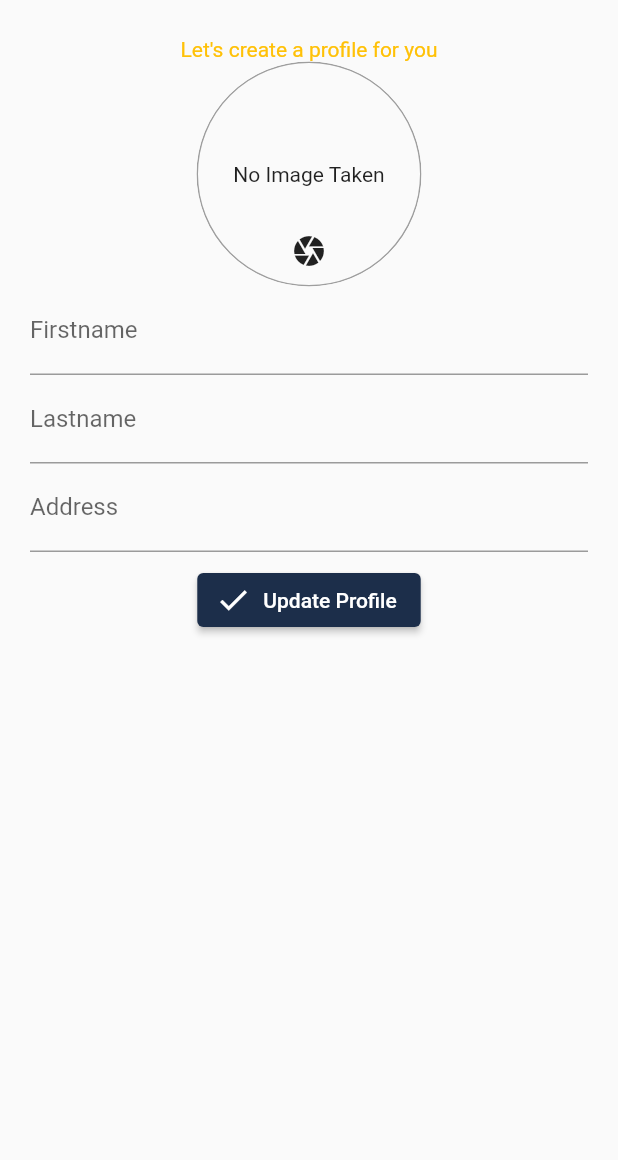
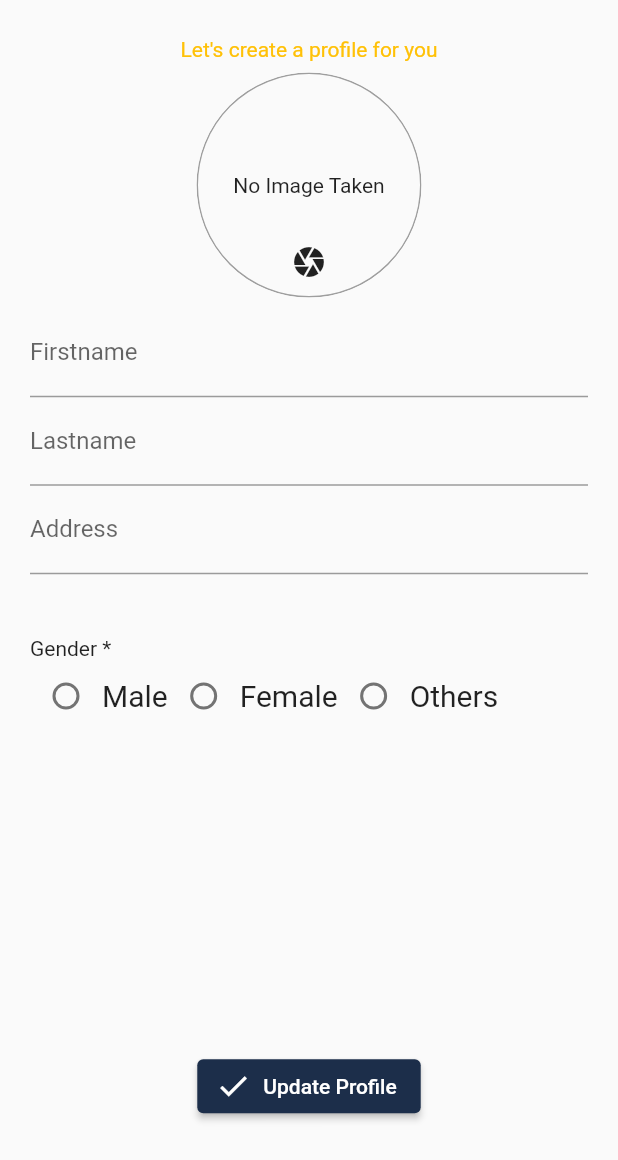
Before and after one commit to sagarpaudell/odyssey, a Flutter app: the EditProfilePage screen opened by its route, on a phone screen of 412 x 824 dp. Shown: the top 1160 px of the screen. Run offline on Flutter 3.47's test engine with Material 2 defaults, Android fonts, the phone set to English and light mode, and no system bars; our stand-ins replace font_awesome_flutter, image_picker; missing offline and left inert: image_picker_for_web.

Commit message:
gender selection and dynamic profile works:

```diff
--- a/odyssey/lib/main.dart
+++ b/odyssey/lib/main.dart
@@ -61,7 +61,7 @@ class _MyAppState extends State<MyApp> {
                       fontFamily: 'Mulish'),
                 ),
           ),
-          home: auth.isAuth ? FeedsPage() : AuthPage(),
+          home: auth.isAuth ? FeedsPage() : EditProfilePage(),
           routes: {
             AuthPage.routeName: (ctx) => AuthPage(),
             FeedsPage.routeName: (ctx) => FeedsPage(),
--- a/odyssey/lib/pages/edit_profile_page.dart
+++ b/odyssey/lib/pages/edit_profile_page.dart
@@ -4,11 +4,12 @@ import '../providers/auth.dart';
 import '../widgets/dp_input.dart';
 import 'dart:io';
 
-enum gender {
+enum Gender {
   male,
   female,
-  rather_not_say,
+  others,
 }
+Gender gender;
 
 class EditProfilePage extends StatefulWidget {
   static const routeName = '/edit-profile';
@@ -29,8 +30,49 @@ class _EditProfilePageState extends State<EditProfilePage> {
     'address': '',
     'gender': '',
   };
+
+  String get genderText {
+    switch (gender) {
+      case Gender.male:
+        return 'male';
+        break;
+      case Gender.female:
+        return 'female';
+        break;
+      case Gender.others:
+        return 'others';
+        break;
+      default:
+        return 'Unknown';
+    }
+  }
+
   void _selectImage(File pickedImg) {
     _pickedImage = pickedImg;
+  }
+
+  Widget genderRadio(String title, Gender genderVal) {
+    return Row(
+      mainAxisAlignment: MainAxisAlignment.start,
+      children: [
+        Radio<Gender>(
+          value: genderVal,
+          groupValue: gender,
+          activeColor: Theme.of(context).primaryColor,
+          onChanged: (Gender value) {
+            setState(() {
+              gender = value;
+              print(genderText);
+            });
+          },
+        ),
+        Text(
+          title,
+          maxLines: 1,
+          style: TextStyle(fontSize: 20),
+        ),
+      ],
+    );
   }
 
   @override
@@ -47,20 +89,28 @@ class _EditProfilePageState extends State<EditProfilePage> {
       print('svsfvs');
       return;
     }
+    if (gender == null) {
+      print('Null gender');
+      return;
+    }
+    _profileData['gender'] = genderText;
+
     _form.currentState.save();
+
     setState(() {});
   }
 
   @override
   Widget build(BuildContext context) {
     final authData = Provider.of<Auth>(context, listen: false);
-    final deviceSize = MediaQuery.of(context).size.height;
+    Size deviceSize = MediaQuery.of(context).size;
     return Scaffold(
-      body: SingleChildScrollView(
-        child: Container(
+      body: Container(
         margin: EdgeInsets.all(10),
+        width: double.infinity,
         padding: EdgeInsets.symmetric(vertical: 15, horizontal: 10),
-          height: deviceSize * 0.8,
+        height: deviceSize.height,
+        child: SingleChildScrollView(
           child: Column(
             children: [
               Text(
@@ -70,7 +120,10 @@ class _EditProfilePageState extends State<EditProfilePage> {
                 ),
                 textAlign: TextAlign.center,
               ),
-              Row(
+              Container(
+                height: deviceSize.height * 0.2,
+                width: deviceSize.width * 0.8,
+                child: Row(
                   mainAxisAlignment: _profileData['firstname'].isEmpty &&
                           _profileData['lastname'].isEmpty
                       ? MainAxisAlignment.center
@@ -84,13 +137,13 @@ class _EditProfilePageState extends State<EditProfilePage> {
                             width: 0,
                           )
                         : Container(
-                          width: 200,
+                            width: deviceSize.width * 0.35,
                             child: ListTile(
                               title: FittedBox(
                                 child: Text(
                                   '${_profileData['firstname']} ${_profileData['lastname']}',
-                                style:
-                                    TextStyle(fontSize: 30, fontFamily: 'Lato'),
+                                  style: TextStyle(
+                                      fontSize: 30, fontFamily: 'Lato'),
                                 ),
                               ),
                               subtitle: Text(
@@ -100,16 +153,22 @@ class _EditProfilePageState extends State<EditProfilePage> {
                           ),
                   ],
                 ),
-              Form(
+              ),
+              Container(
+                height: deviceSize.height * 0.55,
+                width: deviceSize.width,
+                child: Form(
                   key: _form,
                   child: Column(
+                    crossAxisAlignment: CrossAxisAlignment.start,
                     children: [
                       TextFormField(
                         decoration: InputDecoration(labelText: 'Firstname'),
                         keyboardType: TextInputType.text,
                         textInputAction: TextInputAction.next,
                         onFieldSubmitted: (_) {
-                        FocusScope.of(context).requestFocus(_lastNameFocusNode);
+                          FocusScope.of(context)
+                              .requestFocus(_lastNameFocusNode);
                         },
                         validator: (value) {
                           if (value.isEmpty) {
@@ -127,7 +186,8 @@ class _EditProfilePageState extends State<EditProfilePage> {
                         textInputAction: TextInputAction.next,
                         focusNode: _lastNameFocusNode,
                         onFieldSubmitted: (_) {
-                        FocusScope.of(context).requestFocus(_addressFocusNode);
+                          FocusScope.of(context)
+                              .requestFocus(_addressFocusNode);
                         },
                         validator: (value) {
                           if (value.isEmpty) {
@@ -157,29 +217,35 @@ class _EditProfilePageState extends State<EditProfilePage> {
                           _profileData['address'] = value;
                         },
                       ),
+                      SizedBox(
+                        height: deviceSize.height * 0.05,
+                      ),
+                      Text(
+                        'Gender *',
+                        textAlign: TextAlign.start,
+                      ),
+                      Row(
+                        children: <Widget>[
+                          genderRadio('Male', Gender.male),
+                          genderRadio('Female', Gender.female),
+                          genderRadio('Others', Gender.others),
+                        ],
+                      ),
 
-                    // TextFormField(
-                    //   decoration: InputDecoration(labelText: 'Gender'),
-                    //   keyboardType: TextInputType.,
-                    //   textInputAction: TextInputAction.next,
-                    //   onFieldSubmitted: (_) {
-                    //     FocusScope.of(context).requestFocus(_lastNameFocusNode);
-                    //   },
-                    //   validator: (value) {
-                    //     if (value.isEmpty) {
-                    //       return 'Name cannot be empty!';
-                    //     }
-                    //     return null;
-                    //   },
-                    //   onSaved: (value) {
-                    //     _profileData['firstname'] = value;
-                    //   },
+                      // Row(
+                      //   mainAxisAlignment: MainAxisAlignment.center,
+                      //   children: [
+                      //     genderRadio('Male', Gender.male),
+                      //     genderRadio('Female', Gender.female),
+                      //     genderRadio('Others', Gender.others),
+                      //   ],
                       // ),
                     ],
                   ),
                 ),
+              ),
               SizedBox(
-                height: 8,
+                height: deviceSize.height * 0.05,
               ),
               ElevatedButton.icon(
                 onPressed: _saveForm,
--- a/odyssey/lib/widgets/dp_input.dart
+++ b/odyssey/lib/widgets/dp_input.dart
@@ -35,7 +35,10 @@ class _DpInputState extends State<DpInput> {
 
   @override
   Widget build(BuildContext context) {
-    return Stack(
+    Size deviceSize = MediaQuery.of(context).size;
+    return Container(
+      width: deviceSize.width * 0.45,
+      child: Stack(
         alignment: Alignment.bottomCenter,
         children: <Widget>[
           ClipRRect(
@@ -65,6 +68,7 @@ class _DpInputState extends State<DpInput> {
             onPressed: _takePicture,
           ),
         ],
+      ),
     );
   }
 }
--- a/odyssey/lib/widgets/gender.dart
+++ b/odyssey/lib/widgets/gender.dart
@@ -1,17 +1,22 @@
 import 'package:flutter/material.dart';
 
 class GenderSelect extends StatelessWidget {
+  final String gender;
+  GenderSelect(this.gender);
   @override
   Widget build(BuildContext context) {
+    Size deviceSize = MediaQuery.of(context).size;
     return Container(
+      height: deviceSize.height * 0.10,
+      //idth: double.infinity,
       child: Card(
           color: Color(0xFF3B4257),
           child: Container(
-            height: 80,
-            width: 80,
+            height: deviceSize.height * 0.08,
             alignment: Alignment.center,
             margin: new EdgeInsets.all(5.0),
-            child: Column(
+            width: deviceSize.width * 0.40,
+            child: Row(
               mainAxisAlignment: MainAxisAlignment.center,
               crossAxisAlignment: CrossAxisAlignment.center,
               children: <Widget>[
@@ -20,9 +25,8 @@ class GenderSelect extends StatelessWidget {
                   color: Colors.white,
                   size: 40,
                 ),
-                SizedBox(height: 10),
                 Text(
-                  '_gender.name',
+                  gender,
                   style: TextStyle(color: Colors.grey),
                 )
               ],
```
Also changed, not shown: 2 other files. Lines whose indentation alone changed are shown as unchanged.
